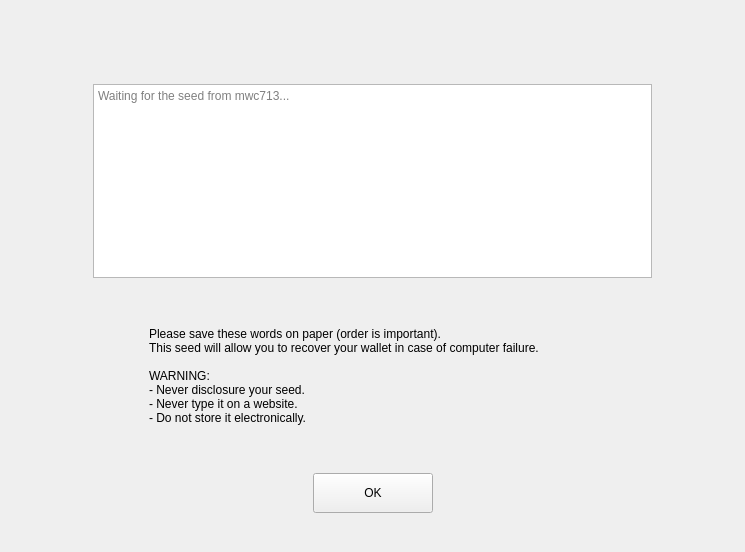
Qt form windows/c_newseed.ui (0xkobe/mwc-wallet) before a commit.
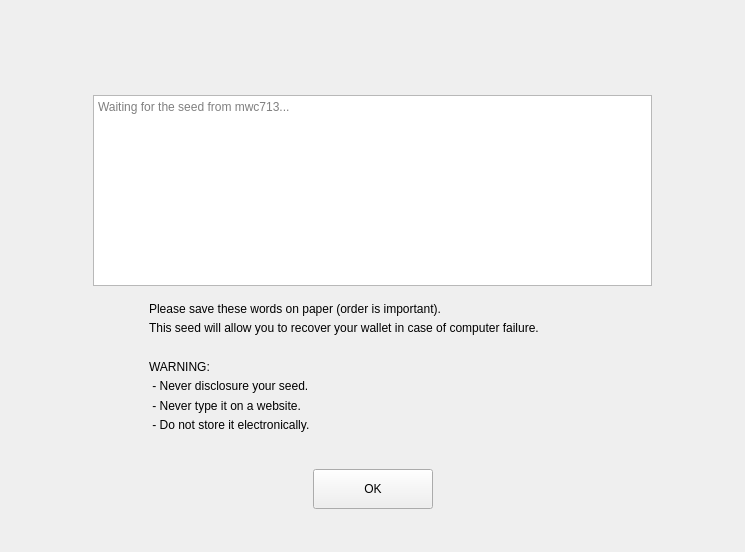
The same form after that commit. Custom widgets are drawn as their Qt base class.

What changed in the file:
```diff
--- a/windows/c_newseed.ui
+++ b/windows/c_newseed.ui
@@ -13,7 +13,7 @@
   <property name="windowTitle">
    <string>Form</string>
   </property>
-  <layout class="QVBoxLayout" name="verticalLayout" stretch="3,7,1,5,1,1,1">
+  <layout class="QVBoxLayout" name="verticalLayout" stretch="6,12,1,5,2,1,2">
    <property name="spacing">
     <number>0</number>
    </property>
@@ -100,7 +100,7 @@
      <property name="sizeHint" stdset="0">
       <size>
        <width>20</width>
-       <height>25</height>
+       <height>15</height>
       </size>
      </property>
     </spacer>
@@ -123,13 +123,18 @@
      <item>
       <widget class="control::MwcLabelSmall" name="label_3">
        <property name="text">
-        <string>Please save these words on paper (order is important).
-This seed will allow you to recover your wallet in case of computer failure.
-
-WARNING:
-- Never disclosure your seed.
-- Never type it on a website.
-- Do not store it electronically.</string>
+        <string>&lt;!DOCTYPE HTML PUBLIC &quot;-//W3C//DTD HTML 4.0//EN&quot; &quot;http://www.w3.org/TR/REC-html40/strict.dtd&quot;&gt;
+&lt;html&gt;&lt;head&gt;&lt;meta name=&quot;qrichtext&quot; content=&quot;1&quot; /&gt;&lt;style type=&quot;text/css&quot;&gt;
+p, li { white-space: pre-wrap; }
+&lt;/style&gt;&lt;/head&gt;&lt;body style=&quot;line-height:138%;&quot;&gt;
+&lt;p&gt;
+Please save these words on paper (order is important).&lt;br/&gt;
+This seed will allow you to recover your wallet in case of computer failure.&lt;br/&gt; 
+&lt;br /&gt;
+WARNING:&lt;br/&gt; 
+- Never disclosure your seed.&lt;br/&gt; 
+- Never type it on a website.&lt;br/&gt; 
+- Do not store it electronically.&lt;/p&gt;&lt;/body&gt;&lt;/html&gt;</string>
        </property>
        <property name="wordWrap">
         <bool>true</bool>
@@ -235,16 +240,16 @@
   </layout>
  </widget>
  <customwidgets>
-  <customwidget>
-   <class>control::MwcLabelSmall</class>
-   <extends>QLabel</extends>
-   <header>control/MwcLabel.h</header>
-  </customwidget>
   <customwidget>
    <class>control::MwcPushButtonNormal</class>
    <extends>QPushButton</extends>
    <header>control/MwcPushButton.h</header>
   </customwidget>
+  <customwidget>
+   <class>control::MwcLabelSmall</class>
+   <extends>QLabel</extends>
+   <header>control/MwcLabel.h</header>
+  </customwidget>
  </customwidgets>
  <resources/>
  <connections/>
```
